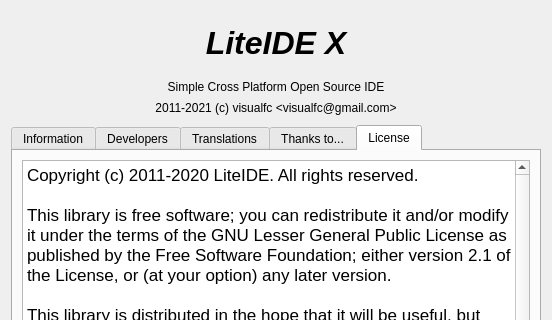
Above: liteidex/src/liteapp/aboutdialog.ui from visualfc/liteide before the change; both pictures show x 0 to 552 and y 0 to 320 of the 552 by 468 pixel window. Below: the same form after it.
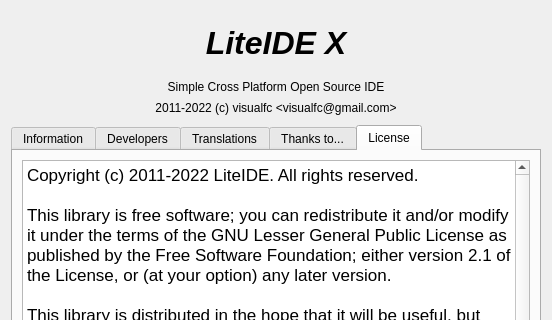
That is the form after the change. The open tabs and pages were chosen to show the change. Icons and pictures are not drawn.

Patch:
```diff
--- a/liteidex/src/liteapp/aboutdialog.ui
+++ b/liteidex/src/liteapp/aboutdialog.ui
@@ -67,7 +67,7 @@
        <item>
         <widget class="QLabel" name="label_9">
          <property name="text">
-          <string notr="true">&lt;html&gt;&lt;head/&gt;&lt;body&gt;&lt;p&gt;2011-2021 (c) visualfc &amp;lt;visualfc@gmail.com&amp;gt;&lt;/p&gt;&lt;/body&gt;&lt;/html&gt;</string>
+          <string notr="true">&lt;html&gt;&lt;head/&gt;&lt;body&gt;&lt;p&gt;2011-2022 (c) visualfc &amp;lt;visualfc@gmail.com&amp;gt;&lt;/p&gt;&lt;/body&gt;&lt;/html&gt;</string>
          </property>
          <property name="alignment">
           <set>Qt::AlignCenter</set>
@@ -584,7 +584,7 @@
 &lt;html&gt;&lt;head&gt;&lt;meta name=&quot;qrichtext&quot; content=&quot;1&quot; /&gt;&lt;style type=&quot;text/css&quot;&gt;
 p, li { white-space: pre-wrap; }
 &lt;/style&gt;&lt;/head&gt;&lt;body style=&quot; font-family:'.SF NS Text'; font-size:13pt; font-weight:400; font-style:normal;&quot;&gt;
-&lt;p style=&quot; margin-top:0px; margin-bottom:0px; margin-left:0px; margin-right:0px; -qt-block-indent:0; text-indent:0px;&quot;&gt;Copyright (c) 2011-2020 LiteIDE. All rights reserved.&lt;/p&gt;
+&lt;p style=&quot; margin-top:0px; margin-bottom:0px; margin-left:0px; margin-right:0px; -qt-block-indent:0; text-indent:0px;&quot;&gt;Copyright (c) 2011-2022 LiteIDE. All rights reserved.&lt;/p&gt;
 &lt;p style=&quot;-qt-paragraph-type:empty; margin-top:0px; margin-bottom:0px; margin-left:0px; margin-right:0px; -qt-block-indent:0; text-indent:0px;&quot;&gt;&lt;br /&gt;&lt;/p&gt;
 &lt;p style=&quot; margin-top:0px; margin-bottom:0px; margin-left:0px; margin-right:0px; -qt-block-indent:0; text-indent:0px;&quot;&gt;This library is free software; you can redistribute it and/or modify it under the terms of the GNU Lesser General Public License as published by the Free Software Foundation; either version 2.1 of the License, or (at your option) any later version.&lt;/p&gt;
 &lt;p style=&quot;-qt-paragraph-type:empty; margin-top:0px; margin-bottom:0px; margin-left:0px; margin-right:0px; -qt-block-indent:0; text-indent:0px;&quot;&gt;&lt;br /&gt;&lt;/p&gt;
```
Left out of the diff: 4 changed lines with no effect on the pictures.
